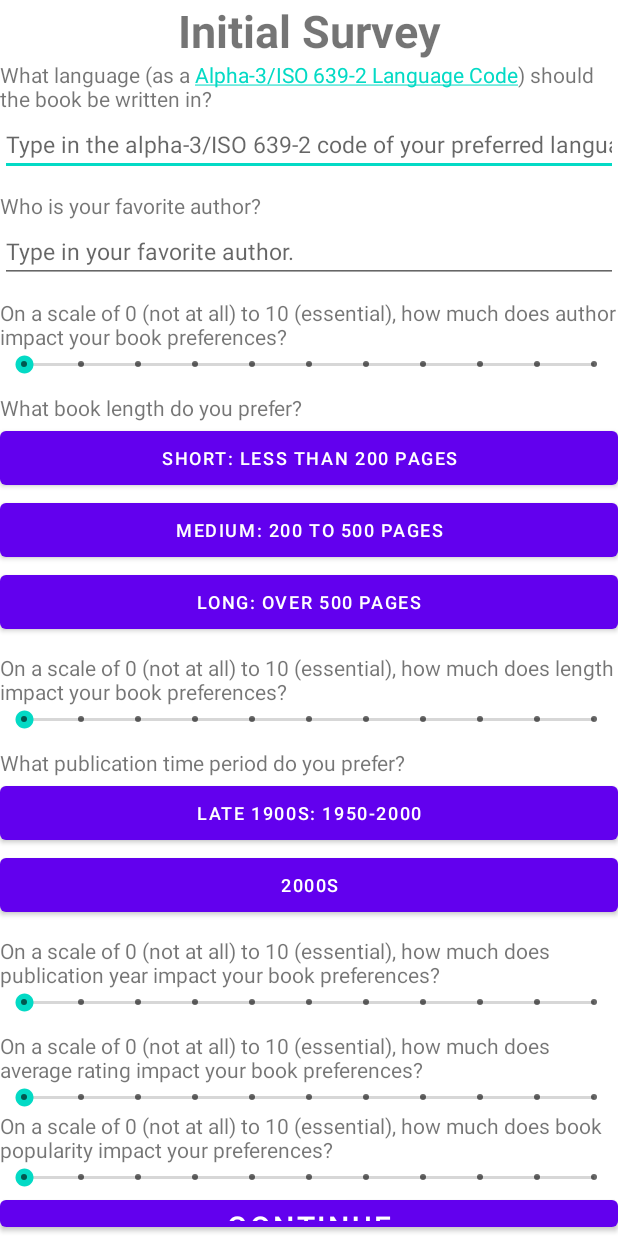
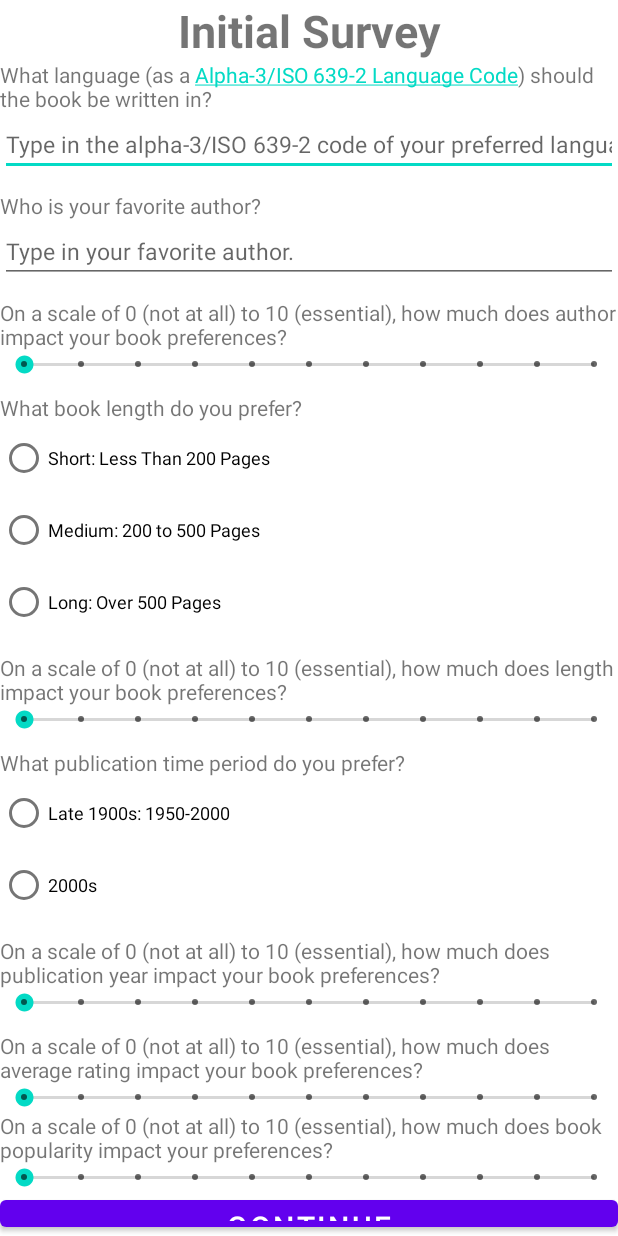
Before and after one commit to Lead-to-Read/Apps-for-Good-Project, an Android app: the layout activity_initial_survey.xml on its own in the app's theme, with its tools: preview values and no code run, on a phone screen of 412 x 824 dp. Run offline under Robolectric (Android 15) with nearby library versions, the phone set to English and light mode, and no system bars.

Commit message:
Radio buttons for book length and publication time period in user's initial survey

```diff
--- a/app/src/main/AndroidManifest.xml
+++ b/app/src/main/AndroidManifest.xml
@@ -12,7 +12,7 @@
         android:theme="@style/Theme.AppsForGood">
         <activity android:name=".Feedback"></activity>
         <activity android:name=".DisplayBooks" />
-        <activity android:name=".initialSurvey" />
+        <activity android:name=".InitialSurvey" />
 
         <activity android:name=".MainActivity">
             <intent-filter>
--- a/app/src/main/java/com/example/appsforgood/InitialSurvey.java
+++ b/app/src/main/java/com/example/appsforgood/InitialSurvey.java
@@ -120,6 +120,7 @@ public class InitialSurvey extends AppCompatActivity {
         preferredLength = "Medium";
         lowerPageBound = 201;
         upperPageBound = 500;
+        Log.v("Check", "Length " + preferredLength);
     }
 
     /**
@@ -129,7 +130,8 @@ public class InitialSurvey extends AppCompatActivity {
     public void longLengthScore(View v) {
         preferredLength = "Long";
         lowerPageBound = 501;
-        upperPageBound = 100000; // Safe upper bound for largest book
+        upperPageBound = 100000;// Safe upper bound for largest book
+        Log.v("Check", "Length " + preferredLength);
     }
 
     /**
--- a/app/src/main/java/com/example/appsforgood/MainActivity.java
+++ b/app/src/main/java/com/example/appsforgood/MainActivity.java
@@ -80,7 +80,7 @@ public class MainActivity extends AppCompatActivity {
      * @param v used to begin the suggestion process
      */
     public void performStartSuggestions(View v) {
-        Intent start = new Intent(this, initialSurvey.class);
+        Intent start = new Intent(this, InitialSurvey.class);
         startActivity(start);
     }
 
--- a/app/src/main/res/layout/activity_initial_survey.xml
+++ b/app/src/main/res/layout/activity_initial_survey.xml
@@ -5,8 +5,7 @@
     android:id="@+id/constraintLayout"
     android:layout_width="match_parent"
     android:layout_height="match_parent"
-    android:onClick="onContinueClick"
-    tools:context=".initialSurvey">
+    tools:context=".InitialSurvey">
 
 
     <TextView
@@ -90,7 +89,12 @@
             android:text="@string/lengthQText"
             android:textSize="14sp" />
 
-        <Button
+        <RadioGroup
+            android:id="@+id/lengthButtons"
+            android:layout_width="match_parent"
+            android:layout_height="wrap_content">
+
+            <RadioButton
                 android:id="@+id/shortLengthButton"
                 android:layout_width="match_parent"
                 android:layout_height="wrap_content"
@@ -98,7 +102,7 @@
                 android:text="@string/shortLengthOptionText"
                 android:textSize="12sp" />
 
-        <Button
+            <RadioButton
                 android:id="@+id/mediumLengthButton"
                 android:layout_width="match_parent"
                 android:layout_height="wrap_content"
@@ -106,13 +110,14 @@
                 android:text="@string/mediumLengthOptionText"
                 android:textSize="12sp" />
 
-        <Button
+            <RadioButton
                 android:id="@+id/longLengthButton"
                 android:layout_width="match_parent"
                 android:layout_height="wrap_content"
                 android:onClick="longLengthScore"
                 android:text="@string/longLengthOptionText"
                 android:textSize="12sp" />
+            </RadioGroup>
 
         <TextView
             android:id="@+id/bookLengthRankingQuestion"
@@ -138,19 +143,25 @@
             android:text="@string/dateQText"
             android:textSize="14sp" />
 
-        <Button
+        <RadioGroup
+            android:id="@+id/publicationDateButtons"
+            android:layout_width="match_parent"
+            android:layout_height="wrap_content">
+
+            <RadioButton
                 android:id="@+id/late1900sOption"
                 android:layout_width="match_parent"
                 android:layout_height="wrap_content"
                 android:text="@string/late1900sOptionText"
                 android:textSize="12sp" />
 
-        <Button
+            <RadioButton
                 android:id="@+id/modern2000sOption"
                 android:layout_width="match_parent"
                 android:layout_height="wrap_content"
                 android:text="@string/modern2000sOptionText"
                 android:textSize="12sp" />
+        </RadioGroup>
 
         <TextView
             android:id="@+id/publicationDateRankingQuestion"
```
Lines whose indentation alone changed are shown as unchanged.
